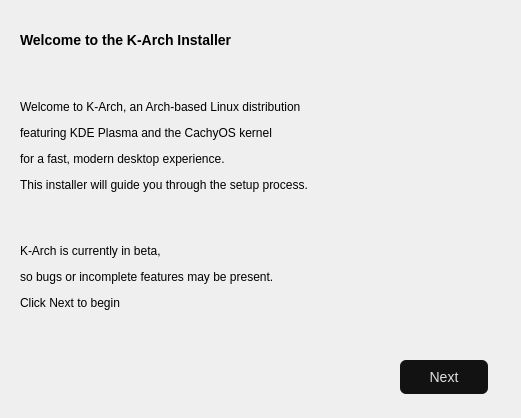
This is installer.ui in IttsMichael/K-Arch-Installer as Qt 5 draws it before an edit. The edited form follows.
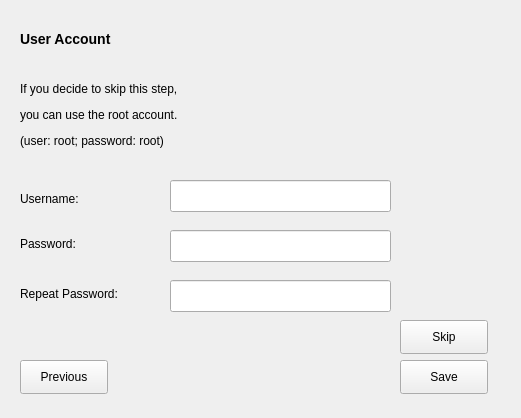
This is the edited form. Custom widgets are drawn as their Qt base class.

Commit message: user password

```diff
--- a/installer.ui
+++ b/installer.ui
@@ -14,6 +14,9 @@
    <string>Dialog</string>
   </property>
   <widget class="QStackedWidget" name="stackedWidget">
+   <property name="enabled">
+    <bool>true</bool>
+   </property>
    <property name="geometry">
     <rect>
      <x>0</x>
@@ -23,7 +26,7 @@
     </rect>
    </property>
    <property name="currentIndex">
-    <number>0</number>
+    <number>6</number>
    </property>
    <widget class="QWidget" name="page">
     <widget class="QLabel" name="info">
@@ -684,6 +687,151 @@
      </property>
     </widget>
    </widget>
+   <widget class="QWidget" name="page6">
+    <widget class="QLabel" name="label_14">
+     <property name="geometry">
+      <rect>
+       <x>20</x>
+       <y>20</y>
+       <width>121</width>
+       <height>18</height>
+      </rect>
+     </property>
+     <property name="text">
+      <string>&lt;h3&gt;User Account&lt;/h3&gt;</string>
+     </property>
+    </widget>
+    <widget class="KLineEdit" name="userLine">
+     <property name="geometry">
+      <rect>
+       <x>170</x>
+       <y>170</y>
+       <width>221</width>
+       <height>32</height>
+      </rect>
+     </property>
+    </widget>
+    <widget class="QLabel" name="label_15">
+     <property name="geometry">
+      <rect>
+       <x>20</x>
+       <y>60</y>
+       <width>301</width>
+       <height>91</height>
+      </rect>
+     </property>
+     <property name="text">
+      <string>&lt;html&gt;&lt;head/&gt;&lt;body&gt;&lt;p&gt;If you decide to skip this step, &lt;/p&gt;&lt;p&gt;you can use the root account.&lt;/p&gt;&lt;p&gt;(user: root; password: root)&lt;/p&gt;&lt;/body&gt;&lt;/html&gt;</string>
+     </property>
+    </widget>
+    <widget class="QLabel" name="label_16">
+     <property name="geometry">
+      <rect>
+       <x>20</x>
+       <y>180</y>
+       <width>121</width>
+       <height>18</height>
+      </rect>
+     </property>
+     <property name="text">
+      <string>Username:</string>
+     </property>
+    </widget>
+    <widget class="QLabel" name="label_17">
+     <property name="geometry">
+      <rect>
+       <x>20</x>
+       <y>225</y>
+       <width>81</width>
+       <height>18</height>
+      </rect>
+     </property>
+     <property name="text">
+      <string>Password:</string>
+     </property>
+    </widget>
+    <widget class="QLabel" name="label_18">
+     <property name="geometry">
+      <rect>
+       <x>20</x>
+       <y>275</y>
+       <width>111</width>
+       <height>18</height>
+      </rect>
+     </property>
+     <property name="text">
+      <string>Repeat Password:</string>
+     </property>
+    </widget>
+    <widget class="QLineEdit" name="passLine">
+     <property name="geometry">
+      <rect>
+       <x>170</x>
+       <y>220</y>
+       <width>221</width>
+       <height>32</height>
+      </rect>
+     </property>
+     <property name="echoMode">
+      <enum>QLineEdit::EchoMode::Password</enum>
+     </property>
+    </widget>
+    <widget class="QLineEdit" name="pass2Line">
+     <property name="geometry">
+      <rect>
+       <x>170</x>
+       <y>270</y>
+       <width>221</width>
+       <height>32</height>
+      </rect>
+     </property>
+     <property name="echoMode">
+      <enum>QLineEdit::EchoMode::Password</enum>
+     </property>
+    </widget>
+    <widget class="QPushButton" name="saveUser">
+     <property name="enabled">
+      <bool>true</bool>
+     </property>
+     <property name="geometry">
+      <rect>
+       <x>400</x>
+       <y>350</y>
+       <width>88</width>
+       <height>34</height>
+      </rect>
+     </property>
+     <property name="text">
+      <string>Save</string>
+     </property>
+    </widget>
+    <widget class="QPushButton" name="skipLogin">
+     <property name="geometry">
+      <rect>
+       <x>400</x>
+       <y>310</y>
+       <width>88</width>
+       <height>34</height>
+      </rect>
+     </property>
+     <property name="text">
+      <string>Skip</string>
+     </property>
+    </widget>
+    <widget class="QPushButton" name="previous1">
+     <property name="geometry">
+      <rect>
+       <x>20</x>
+       <y>350</y>
+       <width>88</width>
+       <height>34</height>
+      </rect>
+     </property>
+     <property name="text">
+      <string>Previous</string>
+     </property>
+    </widget>
+   </widget>
   </widget>
  </widget>
  <customwidgets>
@@ -692,6 +840,11 @@
    <extends>QComboBox</extends>
    <header>kcombobox.h</header>
   </customwidget>
+  <customwidget>
+   <class>KLineEdit</class>
+   <extends>QLineEdit</extends>
+   <header>klineedit.h</header>
+  </customwidget>
  </customwidgets>
  <resources/>
  <connections/>
```
The commit also changes 2 other files.
